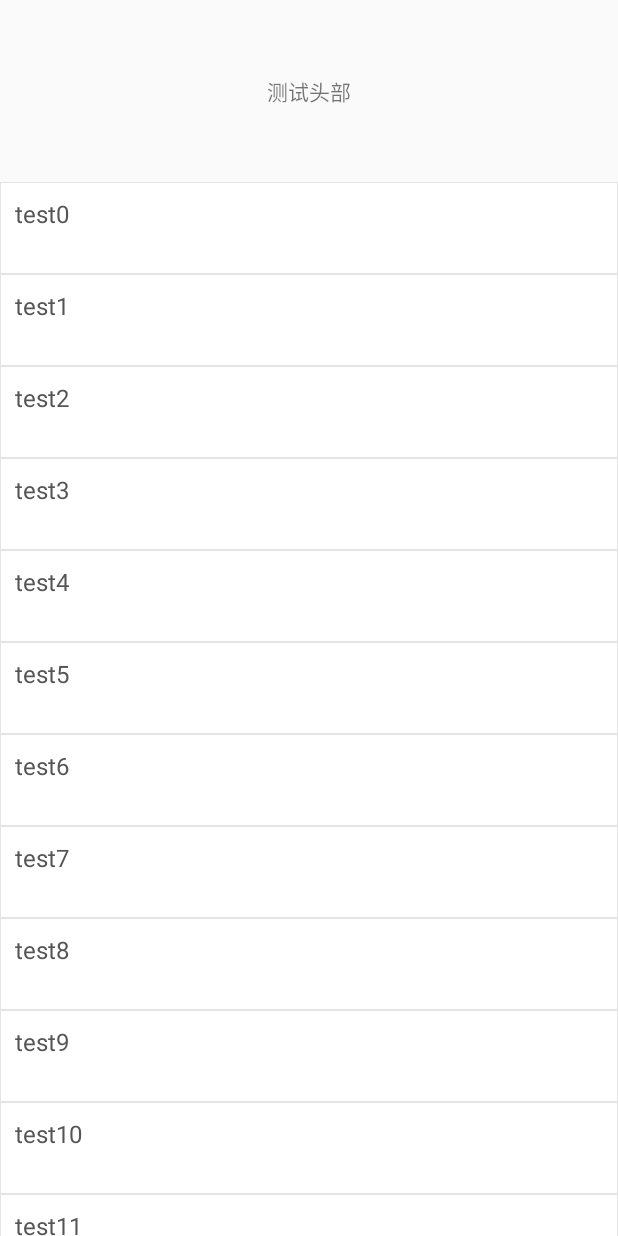
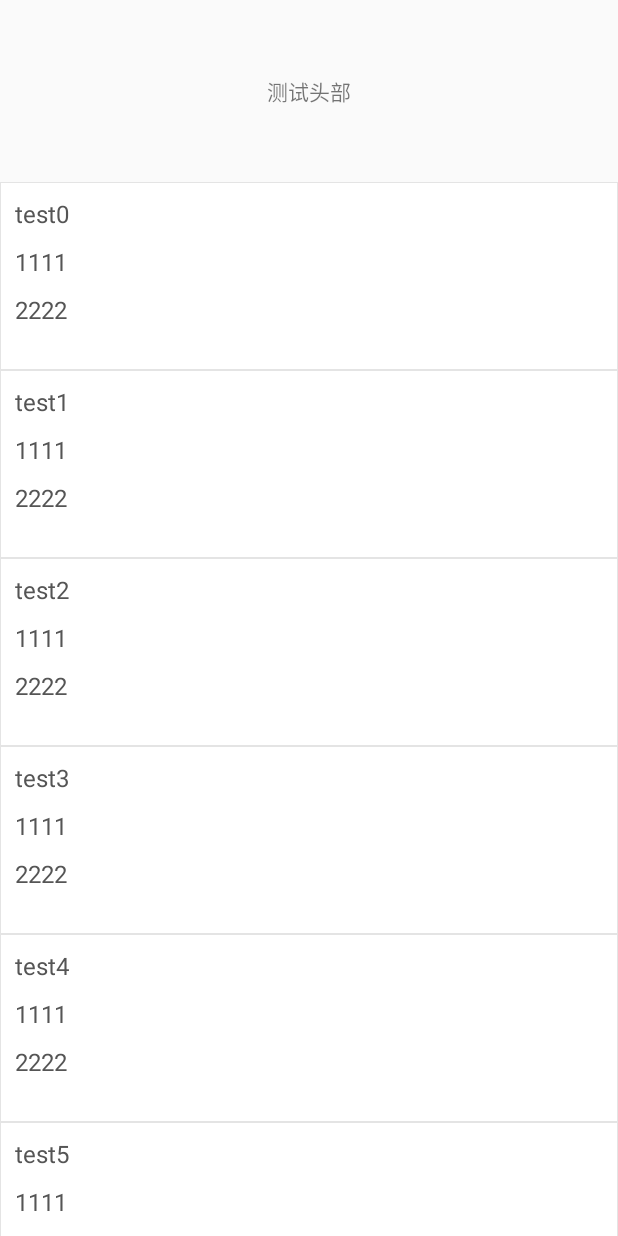
Before and after one commit to zrunker/ZRecyclerView, an Android app: the screen it shows after launch (FourActivity), on a phone screen of 412 x 824 dp. Run offline under Robolectric (Android 15) with nearby library versions, the phone set to English and light mode, and no system bars.

Commit message:
init Commit

```diff
--- a/app/src/main/java/cc/ibooker/zrecyclerview/test/footer/FourActivity.java
+++ b/app/src/main/java/cc/ibooker/zrecyclerview/test/footer/FourActivity.java
@@ -17,6 +17,7 @@ import cc.ibooker.zrecyclerview.test.ThreeBean;
 import cc.ibooker.zrecyclerview.test.ThreeRvAdapter;
 import cc.ibooker.zrecyclerviewlib.RvFooterViewClickListener;
 import cc.ibooker.zrecyclerviewlib.RvHeadViewClickListener;
+import cc.ibooker.zrecyclerviewlib.RvItemCViewClickListener;
 import cc.ibooker.zrecyclerviewlib.RvItemClickListener;
 import cc.ibooker.zrecyclerviewlib.RvItemLongClickListener;
 import cc.ibooker.zrecyclerviewlib.RvScrollListener;
@@ -75,6 +76,11 @@ public class FourActivity extends Activity implements SwipeRefreshLayout.OnRefre
             @Override
             public void onRvItemLongClick(@NonNull View view, int position, int realPosition) {
                 Toast.makeText(FourActivity.this, "长按position：" + position + " 点击数据列表position：" + realPosition, Toast.LENGTH_SHORT).show();
+            }
+        }).setRvItemCViewClickListener(new RvItemCViewClickListener() {
+            @Override
+            public void onRvItemCViewClick(@NonNull View view, int position, int realPosition) {
+                Toast.makeText(FourActivity.this, "点击" + view.getId(), Toast.LENGTH_SHORT).show();
             }
         });
 
--- a/app/src/main/res/layout/activity_main_item.xml
+++ b/app/src/main/res/layout/activity_main_item.xml
@@ -14,6 +14,30 @@
         android:textColor="#555"
         android:textSize="16sp" />
 
+    <LinearLayout
+        android:layout_width="match_parent"
+        android:layout_height="wrap_content"
+        android:orientation="vertical">
+
+        <TextView
+            android:id="@+id/tv_title_1"
+            android:layout_width="wrap_content"
+            android:layout_height="wrap_content"
+            android:layout_marginTop="10dp"
+            android:text="1111"
+            android:textColor="#555"
+            android:textSize="16sp" />
+
+        <TextView
+            android:id="@+id/tv_title_2"
+            android:layout_width="wrap_content"
+            android:layout_height="wrap_content"
+            android:layout_marginTop="10dp"
+            android:text="2222"
+            android:textColor="#555"
+            android:textSize="16sp" />
+    </LinearLayout>
+
     <TextView
         android:id="@+id/tv_desc"
         android:layout_width="wrap_content"
--- a/zrecyclerviewlib/src/main/java/cc/ibooker/zrecyclerviewlib/BaseRvAdapter.java
+++ b/zrecyclerviewlib/src/main/java/cc/ibooker/zrecyclerviewlib/BaseRvAdapter.java
@@ -337,7 +337,7 @@ public abstract class BaseRvAdapter<T> extends RecyclerView.Adapter<BaseViewHold
                 itemView.setOnClickListener(this);
                 itemView.setOnLongClickListener(this);
                 // 监听子View操作事件
-                setItemCViewsClick(itemView, viewGroup);
+                setItemCViewsClick(itemView, itemView);
             }
             return baseViewHolder;
         }
@@ -453,7 +453,8 @@ public abstract class BaseRvAdapter<T> extends RecyclerView.Adapter<BaseViewHold
     // 获取View中所有子控件并设置点击事件
     private void setItemCViewsClick(View view, @NonNull View parentView) {
         if (view != null) {
-            setViewClick(view, parentView);
+            if (rvItemClickListener == null || view != parentView)
+                setViewClick(view, parentView);
             if (view instanceof ViewGroup) {
                 ViewGroup viewGroup = (ViewGroup) view;
                 for (int i = 0; i < viewGroup.getChildCount(); i++) {
```
